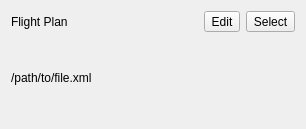
paparazzi/paparazzi, file sw/supervision/new/ui/conf_item.ui: the form before one commit.
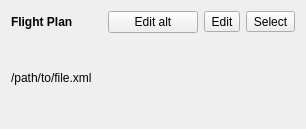
The form after the commit.

Commit message: Add "Edit alt" button to conf file widgets.

The edit to the form file:
```diff
--- a/sw/supervision/new/ui/conf_item.ui
+++ b/sw/supervision/new/ui/conf_item.ui
@@ -18,11 +18,21 @@
     <layout class="QHBoxLayout" name="horizontalLayout_5">
      <item>
       <widget class="QLabel" name="title_label">
+       <property name="styleSheet">
+        <string notr="true">font-weight: bold;</string>
+       </property>
        <property name="text">
         <string>Flight Plan</string>
        </property>
       </widget>
      </item>
+     <item>
+      <widget class="QPushButton" name="edit_alt_button">
+       <property name="text">
+        <string>Edit alt</string>
+       </property>
+      </widget>
+     </item>
      <item>
       <widget class="QToolButton" name="edit_button">
        <property name="text">
```
The commit also changes 3 other files.
